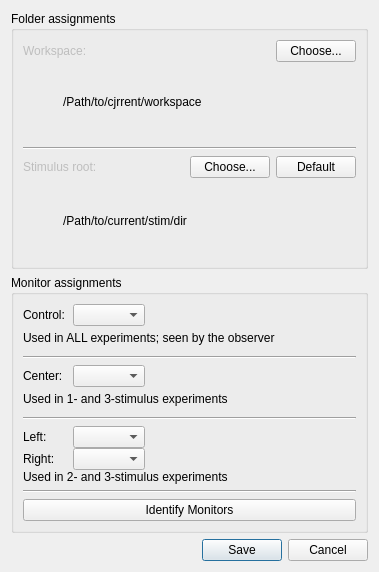
Above: libs/habutil/habit/GlobalPreferencesDialog.ui from djsperka/habit2-src before the change. Below: the same form after it.
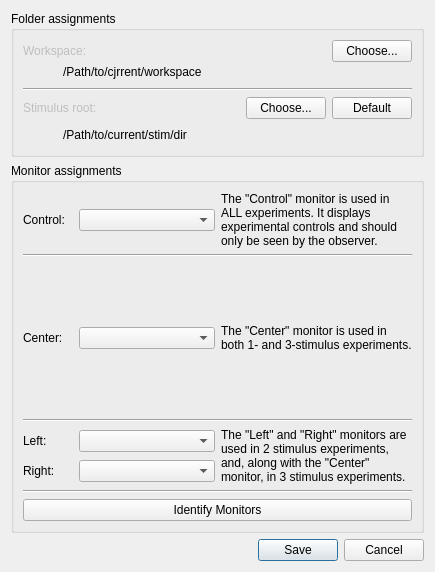
That is the form after the change.

Commit message: Implement dialog layout using style sheets. Use style sheet for setting font size and family (see main.cpp for different style sheets on win/mac).

```diff
--- a/libs/habutil/habit/GlobalPreferencesDialog.ui
+++ b/libs/habutil/habit/GlobalPreferencesDialog.ui
@@ -6,7 +6,7 @@
    <rect>
     <x>0</x>
     <y>0</y>
-    <width>379</width>
+    <width>435</width>
     <height>572</height>
    </rect>
   </property>
@@ -18,7 +18,10 @@
   <property name="windowTitle">
    <string>Workspace Preferences</string>
   </property>
-  <layout class="QVBoxLayout" name="verticalLayout_8">
+  <layout class="QVBoxLayout" name="verticalLayout_5">
+   <item>
+    <layout class="QHBoxLayout" name="horizontalLayout_11"/>
+   </item>
    <item>
     <widget class="QGroupBox" name="groupBox">
      <property name="title">
@@ -190,15 +193,12 @@
      <property name="title">
       <string>Monitor assignments</string>
      </property>
-     <layout class="QVBoxLayout" name="verticalLayout_7">
-      <item>
        <layout class="QVBoxLayout" name="verticalLayout_4">
-        <property name="spacing">
-         <number>0</number>
-        </property>
         <item>
          <layout class="QHBoxLayout" name="horizontalLayout_8">
           <item>
+         <layout class="QHBoxLayout" name="horizontalLayout_6">
+          <item>
            <widget class="QLabel" name="label_5">
             <property name="sizePolicy">
              <sizepolicy hsizetype="Fixed" vsizetype="Preferred">
@@ -229,41 +229,21 @@
            </widget>
           </item>
           <item>
-           <layout class="QHBoxLayout" name="horizontalLayout_6">
-            <item>
              <widget class="QComboBox" name="cbControl">
               <property name="toolTip">
                <string>Expeimental control panel displayed on this monitor.</string>
               </property>
              </widget>
             </item>
-            <item>
-             <spacer name="horizontalSpacer_8">
-              <property name="orientation">
-               <enum>Qt::Horizontal</enum>
-              </property>
-              <property name="sizeHint" stdset="0">
-               <size>
-                <width>40</width>
-                <height>20</height>
-               </size>
-              </property>
-             </spacer>
-            </item>
-           </layout>
-          </item>
-         </layout>
-        </item>
+         </layout>
+        </item>
         <item>
-         <widget class="QLabel" name="label_8">
-          <property name="font">
-           <font>
-            <family>Arial</family>
-            <pointsize>9</pointsize>
-           </font>
-          </property>
+         <widget class="QLabel" name="sidebar">
           <property name="text">
-           <string>Used in ALL experiments; seen by the observer                      </string>
+           <string>&lt;html&gt;&lt;head/&gt;&lt;body&gt;&lt;p&gt;The &amp;quot;Control&amp;quot; monitor is used in ALL experiments. It displays experimental controls and should only be seen by the observer.&lt;/p&gt;&lt;/body&gt;&lt;/html&gt;</string>
+          </property>
+          <property name="wordWrap">
+           <bool>true</bool>
           </property>
          </widget>
         </item>
@@ -277,13 +257,10 @@
        </widget>
       </item>
       <item>
-       <layout class="QVBoxLayout" name="verticalLayout_3">
-        <property name="spacing">
-         <number>0</number>
-        </property>
-        <item>
          <layout class="QHBoxLayout" name="horizontalLayout_10">
           <item>
+         <layout class="QHBoxLayout" name="horizontalLayout_7">
+          <item>
            <widget class="QLabel" name="label_6">
             <property name="sizePolicy">
              <sizepolicy hsizetype="Fixed" vsizetype="Preferred">
@@ -314,33 +291,22 @@
            </widget>
           </item>
           <item>
-           <layout class="QHBoxLayout" name="horizontalLayout_7">
-            <item>
              <widget class="QComboBox" name="cbCenter">
               <property name="toolTip">
                <string>Center monitor for Single stimulus experiments</string>
               </property>
              </widget>
             </item>
-            <item>
-             <spacer name="horizontalSpacer_6">
-              <property name="orientation">
-               <enum>Qt::Horizontal</enum>
-              </property>
-              <property name="sizeHint" stdset="0">
-               <size>
-                <width>40</width>
-                <height>20</height>
-               </size>
-              </property>
-             </spacer>
-            </item>
-           </layout>
-          </item>
-         </layout>
-        </item>
+         </layout>
+        </item>
         <item>
-         <widget class="QLabel" name="label_2">
+         <widget class="QLabel" name="sidebar_2">
+          <property name="sizePolicy">
+           <sizepolicy hsizetype="Preferred" vsizetype="Expanding">
+            <horstretch>0</horstretch>
+            <verstretch>0</verstretch>
+           </sizepolicy>
+          </property>
           <property name="font">
            <font>
             <family>Arial</family>
@@ -348,7 +314,10 @@
            </font>
           </property>
           <property name="text">
-           <string>Used in 1- and 3-stimulus experiments</string>
+           <string>&lt;html&gt;&lt;head/&gt;&lt;body&gt;&lt;p&gt;The &amp;quot;Center&amp;quot; monitor is used in both 1- and 3-stimulus experiments.&lt;/p&gt;&lt;/body&gt;&lt;/html&gt;</string>
+          </property>
+          <property name="wordWrap">
+           <bool>true</bool>
           </property>
          </widget>
         </item>
@@ -362,12 +331,11 @@
        </widget>
       </item>
       <item>
-       <layout class="QVBoxLayout" name="verticalLayout_5">
-        <property name="spacing">
-         <number>0</number>
-        </property>
+       <layout class="QHBoxLayout" name="horizontalLayout_12">
         <item>
-         <layout class="QHBoxLayout" name="horizontalLayout_11">
+         <layout class="QVBoxLayout" name="verticalLayout_3">
+          <item>
+           <layout class="QHBoxLayout" name="horizontalLayout_5">
           <item>
            <widget class="QLabel" name="label_7">
             <property name="sizePolicy">
@@ -394,33 +362,16 @@
            </widget>
           </item>
           <item>
-           <layout class="QHBoxLayout" name="horizontalLayout_5">
-            <item>
              <widget class="QComboBox" name="cbLeft">
               <property name="toolTip">
                <string>Left monitor in &quot;Dual stimulus&quot; experiments</string>
               </property>
              </widget>
             </item>
-            <item>
-             <spacer name="horizontalSpacer_9">
-              <property name="orientation">
-               <enum>Qt::Horizontal</enum>
-              </property>
-              <property name="sizeHint" stdset="0">
-               <size>
-                <width>40</width>
-                <height>20</height>
-               </size>
-              </property>
-             </spacer>
-            </item>
            </layout>
           </item>
-         </layout>
-        </item>
         <item>
-         <layout class="QHBoxLayout" name="horizontalLayout_12">
+           <layout class="QHBoxLayout" name="horizontalLayout_9">
           <item>
            <widget class="QLabel" name="label_9">
             <property name="sizePolicy">
@@ -447,40 +398,28 @@
            </widget>
           </item>
           <item>
-           <layout class="QHBoxLayout" name="horizontalLayout_9">
-            <item>
              <widget class="QComboBox" name="cbRight">
               <property name="toolTip">
                <string>Right monitor in &quot;Dual stimulus&quot; experiments</string>
               </property>
              </widget>
             </item>
-            <item>
-             <spacer name="horizontalSpacer_10">
-              <property name="orientation">
-               <enum>Qt::Horizontal</enum>
-              </property>
-              <property name="sizeHint" stdset="0">
-               <size>
-                <width>40</width>
-                <height>20</height>
-               </size>
-              </property>
-             </spacer>
-            </item>
            </layout>
           </item>
          </layout>
         </item>
         <item>
-         <widget class="QLabel" name="label_4">
+         <widget class="QLabel" name="sidebar_4">
           <property name="font">
            <font>
             <pointsize>9</pointsize>
            </font>
           </property>
           <property name="text">
-           <string>Used in 2- and 3-stimulus experiments</string>
+           <string>&lt;html&gt;&lt;head/&gt;&lt;body&gt;&lt;p&gt;The &amp;quot;Left&amp;quot; and &amp;quot;Right&amp;quot; monitors are used in 2 stimulus experiments, and, along with the &amp;quot;Center&amp;quot; monitor, in 3 stimulus experiments.&lt;/p&gt;&lt;/body&gt;&lt;/html&gt;</string>
+          </property>
+          <property name="wordWrap">
+           <bool>true</bool>
           </property>
          </widget>
         </item>
```
Lines whose indentation alone changed are shown as unchanged. The commit also changes 5 other files.
